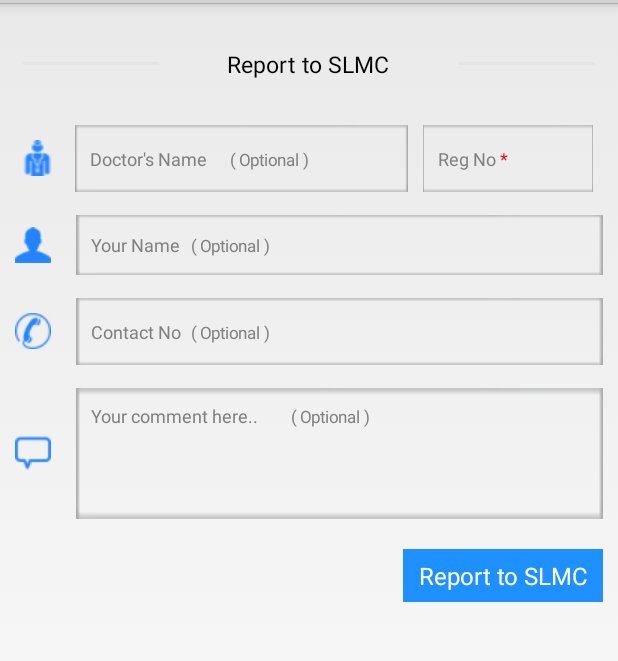
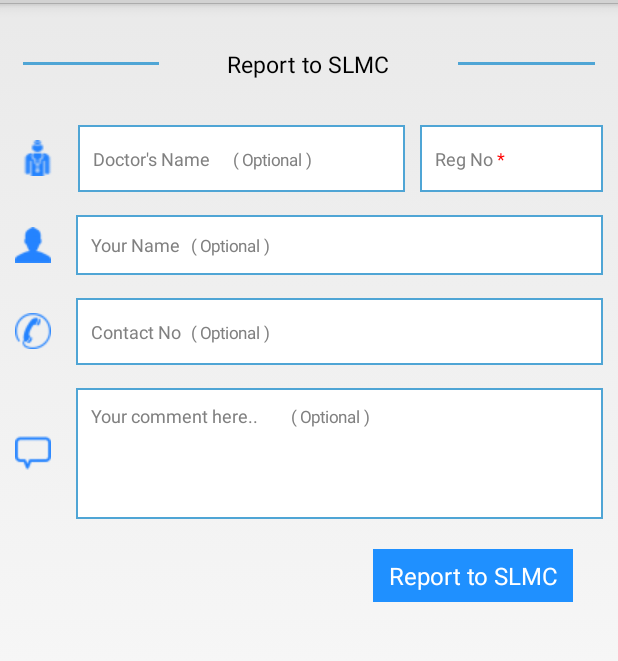
Before and after one commit to adennirmal/KnowYourDoctor, an Android app: the layout view_fragment_reportsend.xml on its own in the app's theme, with its tools: preview values and no code run, on a phone screen of 412 x 824 dp, the part 87-748 px from its top. Run offline under Robolectric (Android 15) with nearby library versions, the phone set to English and light mode, and no system bars.

Commit message:
Design Change

```diff
--- a/app/src/main/java/pack/knowyourdoctor/Tab_Controllers/Controller_Fragment_LocationFinding.java
+++ b/app/src/main/java/pack/knowyourdoctor/Tab_Controllers/Controller_Fragment_LocationFinding.java
@@ -37,8 +37,8 @@ public class Controller_Fragment_LocationFinding extends Fragment {
         View rootView = inflater.inflate(R.layout.view_fragment_locationfinding, container, false);
 
 
-        currentlocation = (Button) rootView.findViewById(R.id.button);
-        searchlocation = (Button) rootView.findViewById(R.id.button2);
+        currentlocation = (Button) rootView.findViewById(R.id.hospitalSearchBtn);
+        searchlocation = (Button) rootView.findViewById(R.id.button);
         //final Intent viewmap  = new Intent(getActivity(), MapsActivity.class);
         Tlocation = (EditText) rootView.findViewById(R.id.editText);
         mapView = (MapView) rootView.findViewById(R.id.mapView);
--- /dev/null
+++ b/app/src/main/res/drawable-mdpi/border.xml
@@ -0,0 +1,8 @@
+<?xml version="1.0" encoding="utf-8"?>
+<shape xmlns:android="http://schemas.android.com/apk/res/android"
+    android:shape="rectangle">
+    <solid android:color="#ffffff" />
+    <stroke
+        android:width="1dip"
+        android:color="#4fa5d5" />
+</shape>
--- a/app/src/main/res/layout/view_fragment_reportsend.xml
+++ b/app/src/main/res/layout/view_fragment_reportsend.xml
@@ -31,7 +31,7 @@
                     android:layout_height="2dip"
                     android:layout_marginLeft="5dp"
                     android:layout_weight="10"
-                    android:background="#e4e4e4" />
+                    android:background="#4fa5d5" />
 
                 <TextView
                     android:layout_width="wrap_content"
@@ -49,7 +49,7 @@
                     android:layout_height="2dip"
                     android:layout_marginRight="5dp"
                     android:layout_weight="10"
-                    android:background="#e4e4e4" />
+                    android:background="#4fa5d5" />
             </LinearLayout>
 
             <!--<TextView
@@ -65,17 +65,11 @@
                 android:weightSum="100"
                 android:orientation="horizontal">
 
-                <!--<TextView
-                    android:layout_width="0dp"
-                    android:layout_height="wrap_content"
-                    android:layout_weight="0.35"
-                    android:text="Registration No" />-->
-
                 <LinearLayout
                     android:layout_width="wrap_content"
                     android:layout_height="wrap_content"
                     android:layout_gravity="center"
-                    android:layout_marginRight="10dp"
+                    android:layout_marginRight="5dp"
                     android:layout_weight="2">
 
                     <TextView
@@ -88,24 +82,25 @@
 
                 <EditText
                     android:id="@+id/d_name"
-                    android:layout_width="200dp"
+                    android:layout_width="0dp"
                     android:layout_height="wrap_content"
                     android:hint="@string/report_doc_hint"
                     android:padding="10dp"
-                    android:background="@drawable/edit_text_selector"
+                    android:background="@drawable/border"
                     android:singleLine="true"
-                    android:layout_weight="75.93" />
+                    android:layout_weight="63" />
 
                 <EditText
                     android:id="@+id/d_reg"
-                    android:layout_width="113dp"
+                    android:layout_width="0dp"
+                    android:layout_weight="35"
                     android:hint="@string/report_reg_no_hint"
                     android:layout_marginLeft="10dp"
                     android:paddingTop="10dp"
                     android:paddingBottom="10dp"
                     android:paddingLeft="10dp"
                     android:paddingRight="2dp"
-                    android:background="@drawable/edit_text_selector"
+                    android:background="@drawable/border"
                     android:layout_height="wrap_content"
                     android:singleLine="true" />
             </LinearLayout>
@@ -138,7 +133,7 @@
                     android:padding="10dp"
                     android:layout_weight="98"
                     android:layout_height="40dp"
-                    android:background="@drawable/edit_text_selector"
+                    android:background="@drawable/border"
                     android:hint="@string/report_your_name_hint"
                     android:singleLine="true" />
             </LinearLayout>
@@ -172,7 +167,7 @@
                     android:padding="10dp"
                     android:layout_height="wrap_content"
                     android:hint="@string/report_contact_no_hint"
-                    android:background="@drawable/edit_text_selector"
+                    android:background="@drawable/border"
                     android:singleLine="true" />
             </LinearLayout>
 
@@ -207,7 +202,7 @@
                     android:inputType="textMultiLine"
                     android:layout_height="wrap_content"
                     android:hint="@string/report_comment_hint"
-                    android:background="@drawable/edit_text_selector"
+                    android:background="@drawable/border"
                     android:lines="8"
                     android:minLines="3"
                     android:maxLines="10"
@@ -255,13 +250,14 @@
                 android:id="@+id/btnsubmit"
                 android:layout_width="wrap_content"
                 android:layout_height="35dp"
-                android:paddingLeft="10dp"
-                android:paddingRight="10dp"
+                android:layout_margin="20dp"
                 android:layout_marginTop="20dip"
                 android:textSize="16sp"
                 android:background="@drawable/search_button_selector"
                 android:textColor="#ffffff"
                 android:layout_gravity="right"
+                android:paddingLeft="10dp"
+                android:paddingRight="10dp"
                 android:text="Report to SLMC" />
 
 
--- a/app/src/main/res/values/strings.xml
+++ b/app/src/main/res/values/strings.xml
@@ -13,6 +13,7 @@
     <string name="app_id">1582179502036446</string>
     <string name="report_your_name_hint"><font size="12">Your Name</font><font size="11">\t( Optional )</font></string>
     <string name="report_contact_no_hint"><font size="12">Contact No</font><font size="11">\t( Optional )</font></string>
+    <string name="location_doc_hint"><font size="12">Doctor\'s Name</font></string>
     <string name="report_doc_hint"><font size="12">Doctor\'s Name</font><font size="11">\t\t( Optional )</font></string>
     <string name="report_reg_no_hint"><font size="12">Reg No</font><font size="12" color="Red">  *</font></string>
     <string name="report_hospital_name_hint"><font size="12">Hospital Name</font></string>
```
Also changed, not shown: app/src/main/res/layout/view_fragment_locationfinding.xml (+90 -77 lines).
